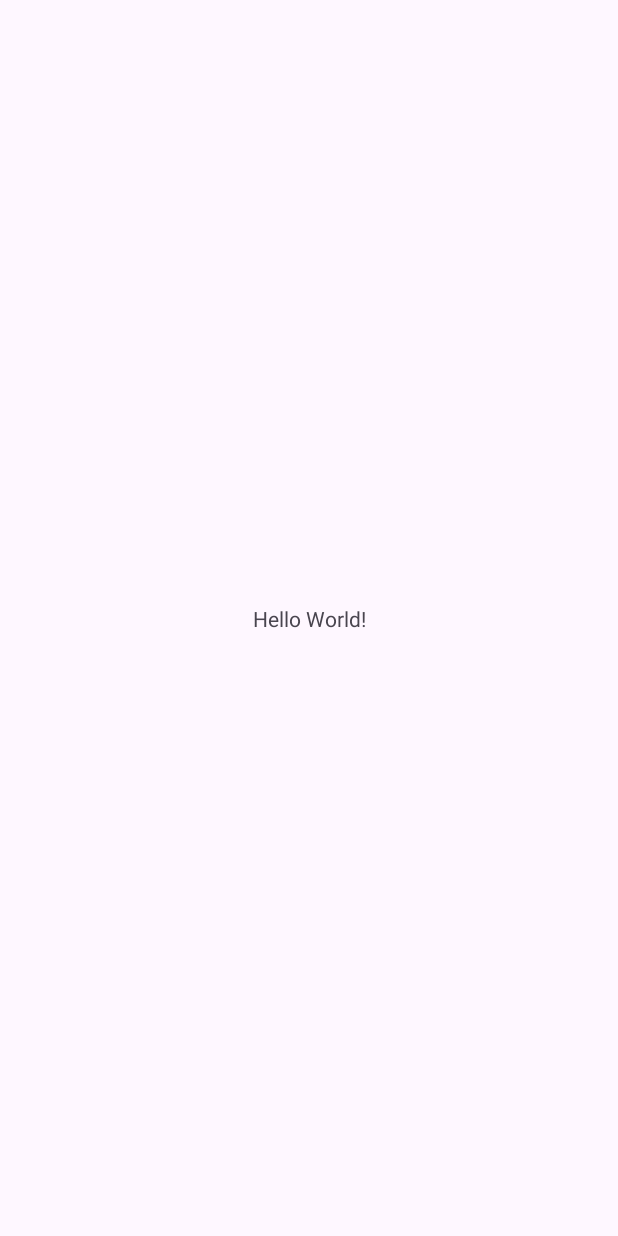
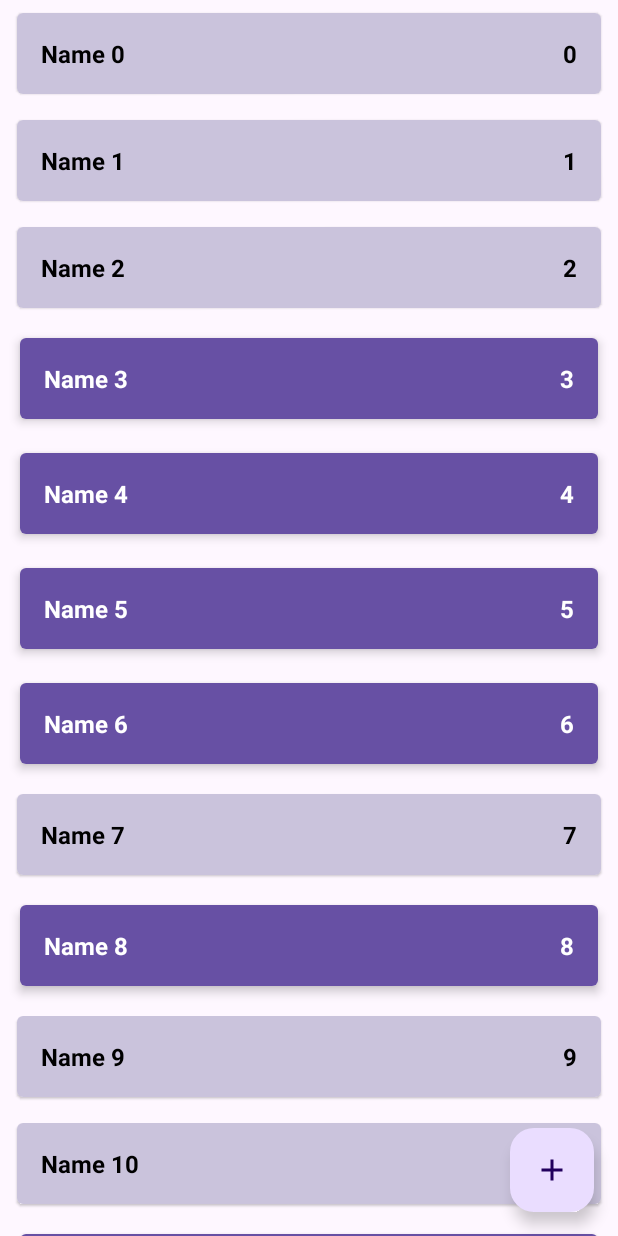
Before and after one commit to jamshedirmatov2/ShoppingList, an Android app: the screen it shows after launch (MainActivity), on a phone screen of 412 x 824 dp. Before the commit the screen is almost empty. Run offline under Robolectric (Android 15) with nearby library versions, the phone set to English and light mode, and no system bars.

Commit message:
4 - RecyclerView

```diff
--- a/app/src/main/java/com/example/shoppinglist/data/ShopListRepositoryImpl.kt
+++ b/app/src/main/java/com/example/shoppinglist/data/ShopListRepositoryImpl.kt
@@ -4,16 +4,17 @@ import androidx.lifecycle.LiveData
 import androidx.lifecycle.MutableLiveData
 import com.example.shoppinglist.domain.ShopItem
 import com.example.shoppinglist.domain.ShopListRepository
+import kotlin.random.Random
 
 object ShopListRepositoryImpl : ShopListRepository {
 
     private val shopListLD = MutableLiveData<List<ShopItem>>()
-    private val shopList = mutableListOf<ShopItem>()
+    private val shopList = sortedSetOf<ShopItem>({o1, o2 -> o1.id.compareTo(o2.id)})
     private var autoIncrementId = 0
 
     init {
-        for (i in 0 until 10) {
-            addShopItem(ShopItem("Name $i", i, true))
+        for (i in 0 until 1000) {
+            addShopItem(ShopItem("Name $i", i, Random.nextBoolean()))
         }
     }
 
--- a/app/src/main/java/com/example/shoppinglist/presentation/MainActivity.kt
+++ b/app/src/main/java/com/example/shoppinglist/presentation/MainActivity.kt
@@ -1,21 +1,72 @@
 package com.example.shoppinglist.presentation
 
+import android.os.Bundle
 import androidx.appcompat.app.AppCompatActivity
-import android.os.Bundle
-import android.util.Log
 import androidx.lifecycle.ViewModelProvider
+import androidx.recyclerview.widget.ItemTouchHelper
+import androidx.recyclerview.widget.RecyclerView
 import com.example.shoppinglist.R
 
 class MainActivity : AppCompatActivity() {
 
     private lateinit var viewModel: MainViewModel
+    private lateinit var shopListAdapter: ShopListAdapter
     override fun onCreate(savedInstanceState: Bundle?) {
         super.onCreate(savedInstanceState)
         setContentView(R.layout.activity_main)
 
+        setupRecyclerView()
         viewModel = ViewModelProvider(this)[MainViewModel::class.java]
         viewModel.shopList.observe(this) {
-            Log.d("my-log", it.toString())
+            shopListAdapter.submitList(it)
         }
     }
+
+    private fun setupRecyclerView() {
+        val rvShopList = findViewById<RecyclerView>(R.id.rv_shop_list)
+        with(rvShopList) {
+            shopListAdapter = ShopListAdapter()
+            recycledViewPool.setMaxRecycledViews(
+                ShopListAdapter.VIEW_TYPE_ENABLED,
+                ShopListAdapter.MAX_POOL_SIZE
+            )
+            recycledViewPool.setMaxRecycledViews(
+                ShopListAdapter.VIEW_TYPE_DISABLED,
+                ShopListAdapter.MAX_POOL_SIZE
+            )
+            adapter = shopListAdapter
+        }
+        setupLongClickListener()
+        setupClickListener()
+        setupSwipeListener(rvShopList)
+    }
+
+    private fun setupSwipeListener(rvShopList: RecyclerView) {
+        val callback = object : ItemTouchHelper.SimpleCallback(
+            0,
+            ItemTouchHelper.LEFT or ItemTouchHelper.RIGHT
+        ) {
+            override fun onMove(
+                recyclerView: RecyclerView,
+                viewHolder: RecyclerView.ViewHolder,
+                target: RecyclerView.ViewHolder
+            ): Boolean = false
+
+            override fun onSwiped(viewHolder: RecyclerView.ViewHolder, direction: Int) {
+                val item = shopListAdapter.currentList[viewHolder.adapterPosition]
+                viewModel.deleteShopItem(item)
+            }
+
+        }
+        val itemTouchHelper = ItemTouchHelper(callback)
+        itemTouchHelper.attachToRecyclerView(rvShopList)
+    }
+
+    private fun setupClickListener() {
+        shopListAdapter.onShopItemClickListener = {}
+    }
+
+    private fun setupLongClickListener() {
+        shopListAdapter.onShopItemLongClickListener = { viewModel.changeEnableState(it) }
+    }
 }
--- /dev/null
+++ b/app/src/main/java/com/example/shoppinglist/presentation/ShopItemDiffCallback.kt
@@ -0,0 +1,15 @@
+package com.example.shoppinglist.presentation
+
+import androidx.recyclerview.widget.DiffUtil
+import com.example.shoppinglist.domain.ShopItem
+
+class ShopItemDiffCallback : DiffUtil.ItemCallback<ShopItem>() {
+    override fun areItemsTheSame(oldItem: ShopItem, newItem: ShopItem): Boolean {
+        return oldItem.id == newItem.id
+    }
+
+    override fun areContentsTheSame(oldItem: ShopItem, newItem: ShopItem): Boolean {
+        return oldItem == newItem
+    }
+
+}
--- /dev/null
+++ b/app/src/main/java/com/example/shoppinglist/presentation/ShopItemViewHolder.kt
@@ -0,0 +1,11 @@
+package com.example.shoppinglist.presentation
+
+import android.view.View
+import android.widget.TextView
+import androidx.recyclerview.widget.RecyclerView
+import com.example.shoppinglist.R
+
+class ShopItemViewHolder(val view: View) : RecyclerView.ViewHolder(view) {
+    val tvName = view.findViewById<TextView>(R.id.tv_name)
+    val tvCount = view.findViewById<TextView>(R.id.tv_count)
+}
--- /dev/null
+++ b/app/src/main/java/com/example/shoppinglist/presentation/ShopListAdapter.kt
@@ -0,0 +1,48 @@
+package com.example.shoppinglist.presentation
+
+import android.view.LayoutInflater
+import android.view.ViewGroup
+import androidx.recyclerview.widget.ListAdapter
+import com.example.shoppinglist.R
+import com.example.shoppinglist.domain.ShopItem
+
+class ShopListAdapter : ListAdapter<ShopItem, ShopItemViewHolder>(ShopItemDiffCallback()) {
+
+    var onShopItemLongClickListener: (ShopItem) -> Unit = {}
+    var onShopItemClickListener: (ShopItem) -> Unit = {}
+
+    companion object {
+        const val VIEW_TYPE_ENABLED = 0
+        const val VIEW_TYPE_DISABLED = 1
+        const val MAX_POOL_SIZE = 30
+    }
+
+    override fun onCreateViewHolder(parent: ViewGroup, viewType: Int): ShopItemViewHolder {
+        val layout = when (viewType) {
+            VIEW_TYPE_ENABLED -> R.layout.item_shop_enabled
+            VIEW_TYPE_DISABLED -> R.layout.item_shop_disabled
+            else -> throw RuntimeException("Unknown view type: $viewType")
+        }
+
+        val view = LayoutInflater.from(parent.context).inflate(layout, parent, false)
+        return ShopItemViewHolder(view)
+    }
+
+    override fun onBindViewHolder(holder: ShopItemViewHolder, position: Int) {
+        val shopItem = getItem(position)
+        with(holder) {
+            tvName.text = shopItem.name
+            tvCount.text = shopItem.count.toString()
+            view.setOnLongClickListener {
+                onShopItemLongClickListener(shopItem)
+                true
+            }
+            view.setOnClickListener { onShopItemClickListener(shopItem) }
+        }
+    }
+
+    override fun getItemViewType(position: Int): Int {
+        val shopItem = getItem(position)
+        return if (shopItem.enabled) VIEW_TYPE_ENABLED else VIEW_TYPE_DISABLED
+    }
+}
--- /dev/null
+++ b/app/src/main/res/drawable/baseline_add_24.xml
@@ -0,0 +1,5 @@
+<vector android:height="24dp" android:tint="#000000"
+    android:viewportHeight="24" android:viewportWidth="24"
+    android:width="24dp" xmlns:android="http://schemas.android.com/apk/res/android">
+    <path android:fillColor="@android:color/white" android:pathData="M19,13h-6v6h-2v-6H5v-2h6V5h2v6h6v2z"/>
+</vector>
--- a/app/src/main/res/layout/activity_main.xml
+++ b/app/src/main/res/layout/activity_main.xml
@@ -6,13 +6,28 @@
     android:layout_height="match_parent"
     tools:context=".presentation.MainActivity">
 
-    <TextView
-        android:layout_width="wrap_content"
-        android:layout_height="wrap_content"
-        android:text="Hello World!"
+    <androidx.recyclerview.widget.RecyclerView
+        android:id="@+id/rv_shop_list"
+        android:layout_width="0dp"
+        android:layout_height="0dp"
+        app:layoutManager="androidx.recyclerview.widget.LinearLayoutManager"
         app:layout_constraintBottom_toBottomOf="parent"
         app:layout_constraintEnd_toEndOf="parent"
         app:layout_constraintStart_toStartOf="parent"
-        app:layout_constraintTop_toTopOf="parent" />
+        app:layout_constraintTop_toTopOf="parent"
+        tools:listitem="@layout/item_shop_enabled" />
+
+    <com.google.android.material.floatingactionbutton.FloatingActionButton
+        android:id="@+id/button_add_shop_item"
+        android:layout_width="wrap_content"
+        android:layout_height="wrap_content"
+        android:layout_marginEnd="16dp"
+        android:layout_marginBottom="16dp"
+        android:clickable="true"
+        android:contentDescription="@string/add_new_shop_item"
+        android:focusable="true"
+        android:src="@drawable/baseline_add_24"
+        app:layout_constraintBottom_toBottomOf="parent"
+        app:layout_constraintEnd_toEndOf="parent" />
 
 </androidx.constraintlayout.widget.ConstraintLayout>
--- /dev/null
+++ b/app/src/main/res/layout/item_shop_disabled.xml
@@ -0,0 +1,43 @@
+<?xml version="1.0" encoding="utf-8"?>
+<androidx.cardview.widget.CardView xmlns:android="http://schemas.android.com/apk/res/android"
+    xmlns:app="http://schemas.android.com/apk/res-auto"
+    xmlns:tools="http://schemas.android.com/tools"
+    android:layout_width="match_parent"
+    android:layout_height="wrap_content"
+    android:layout_marginStart="8dp"
+    android:layout_marginTop="4dp"
+    android:layout_marginEnd="8dp"
+    android:layout_marginBottom="4dp"
+    app:cardCornerRadius="4dp"
+    app:cardElevation="1dp"
+    app:cardUseCompatPadding="true">
+
+    <LinearLayout
+        android:layout_width="match_parent"
+        android:layout_height="wrap_content"
+        android:background="#CAC3DC"
+        android:orientation="horizontal"
+        android:padding="16dp">
+
+        <TextView
+            android:id="@+id/tv_name"
+            android:layout_width="0dp"
+            android:layout_height="wrap_content"
+            android:layout_weight="1"
+            android:textColor="@color/black"
+            android:textSize="16sp"
+            android:textStyle="bold"
+            tools:text="Салфетки" />
+
+        <TextView
+            android:id="@+id/tv_count"
+            android:layout_width="wrap_content"
+            android:layout_height="wrap_content"
+            android:textColor="@color/black"
+            android:textSize="16sp"
+            android:textStyle="bold"
+            tools:text="1" />
+
+    </LinearLayout>
+
+</androidx.cardview.widget.CardView>
--- /dev/null
+++ b/app/src/main/res/layout/item_shop_enabled.xml
@@ -0,0 +1,43 @@
+<?xml version="1.0" encoding="utf-8"?>
+<androidx.cardview.widget.CardView xmlns:android="http://schemas.android.com/apk/res/android"
+    xmlns:app="http://schemas.android.com/apk/res-auto"
+    xmlns:tools="http://schemas.android.com/tools"
+    android:layout_width="match_parent"
+    android:layout_height="wrap_content"
+    android:layout_marginStart="8dp"
+    android:layout_marginTop="4dp"
+    android:layout_marginEnd="8dp"
+    android:layout_marginBottom="4dp"
+    app:cardCornerRadius="4dp"
+    app:cardElevation="4dp"
+    app:cardUseCompatPadding="true">
+
+    <LinearLayout
+        android:layout_width="match_parent"
+        android:layout_height="wrap_content"
+        android:background="?attr/colorPrimary"
+        android:orientation="horizontal"
+        android:padding="16dp">
+
+        <TextView
+            android:id="@+id/tv_name"
+            android:layout_width="0dp"
+            android:layout_height="wrap_content"
+            android:layout_weight="1"
+            android:textColor="@color/white"
+            android:textSize="16sp"
+            android:textStyle="bold"
+            tools:text="Салфетки" />
+
+        <TextView
+            android:id="@+id/tv_count"
+            android:layout_width="wrap_content"
+            android:layout_height="wrap_content"
+            android:textColor="@color/white"
+            android:textSize="16sp"
+            android:textStyle="bold"
+            tools:text="1" />
+
+    </LinearLayout>
+
+</androidx.cardview.widget.CardView>
--- a/app/src/main/res/values/strings.xml
+++ b/app/src/main/res/values/strings.xml
@@ -1,3 +1,4 @@
 <resources>
     <string name="app_name">Shopping List</string>
+    <string name="add_new_shop_item">Add new shop item</string>
 </resources>
```
